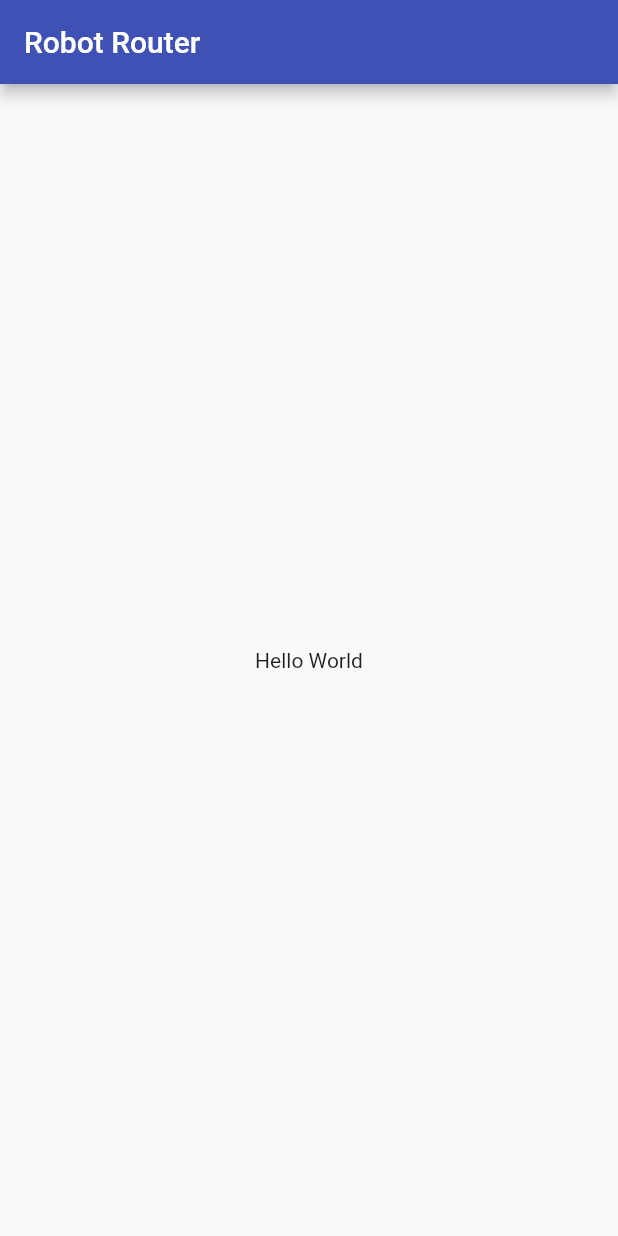
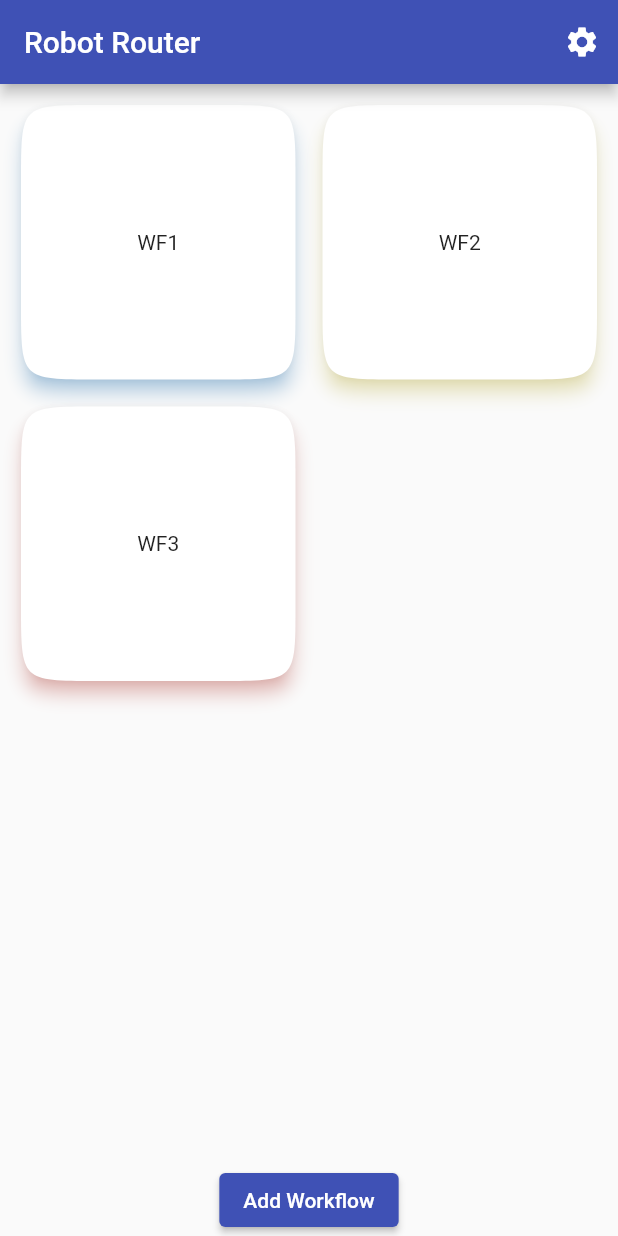
Before and after one commit to LukasPietzschmann/Robot-Router, a Flutter app: the screen it shows after launch, on a phone screen of 412 x 824 dp. Run offline on Flutter 3.47's test engine with Material 2 defaults, Android fonts, the light colour scheme and no system bars.

Commit message:
Updated the startpage

```diff
--- a/src/app/lib/main.dart
+++ b/src/app/lib/main.dart
@@ -1,4 +1,8 @@
 import 'package:flutter/material.dart';
+import 'package:robot_router/settings_view.dart';
+import 'package:robot_router/workflow.dart';
+import 'workflow_provider.dart';
+import 'workflow_view.dart';
 
 void main() {
   runApp(const App());
@@ -14,22 +18,80 @@ class App extends StatelessWidget {
       theme: ThemeData(
         primarySwatch: Colors.indigo,
       ),
-      home: const HomePage(title: 'Robot Router'),
+      home: const HomePage(),
+    );
+  }
+}
+
+class WorkflowCard extends StatelessWidget {
+  const WorkflowCard({required this.workflow, Key? key}) : super(key: key);
+
+  final Workflow workflow;
+
+  @override
+  Widget build(BuildContext context) {
+    return Card(
+        shadowColor: workflow.color.withAlpha(150),
+        elevation: 5,
+        shape: ContinuousRectangleBorder(
+          borderRadius: BorderRadius.circular(50.0),
+        ),
+        child: InkWell(
+          splashColor: workflow.color.withAlpha(50),
+          onTap: () {
+            Navigator.push(
+                context,
+                MaterialPageRoute(
+                    builder: (BuildContext context) =>
+                        WorkflowView(workflow: workflow)));
+          },
+          child: Center(child: Text(workflow.name)),
+        ));
+  }
+}
+
+class WorkflowList extends StatelessWidget {
+  const WorkflowList({Key? key}) : super(key: key);
+
+  @override
+  Widget build(BuildContext context) {
+    return GridView.count(
+      crossAxisCount: 2,
+      mainAxisSpacing: 10,
+      crossAxisSpacing: 10,
+      padding: const EdgeInsets.all(10),
+      children: <WorkflowCard>[
+        for (Workflow wf in workflows) WorkflowCard(workflow: wf)
+      ],
     );
   }
 }
 
 class HomePage extends StatelessWidget {
-  const HomePage({required this.title, Key? key}) : super(key: key);
-
-  final String title;
+  const HomePage({Key? key}) : super(key: key);
 
   @override
   Widget build(BuildContext context) {
     return Scaffold(
-        appBar: AppBar(
-          title: Text(title),
-        ),
-        body: const Center(child: Text('Hello World')));
+        appBar: AppBar(title: const Text('Robot Router'), actions: <Widget>[
+          IconButton(
+              onPressed: () {
+                Navigator.push(
+                    context,
+                    MaterialPageRoute(
+                        builder: (BuildContext context) =>
+                            const SettingsView()));
+              },
+              icon: const Icon(Icons.settings))
+        ]),
+        body: Column(
+          children: <Widget>[
+            const Expanded(child: WorkflowList()),
+            Center(
+                child: ElevatedButton(
+                    onPressed: () => {print('Pressed')},
+                    child: const Text('Add Workflow')))
+          ],
+        ));
   }
 }
```
Also changed, not shown: 6 other files.
